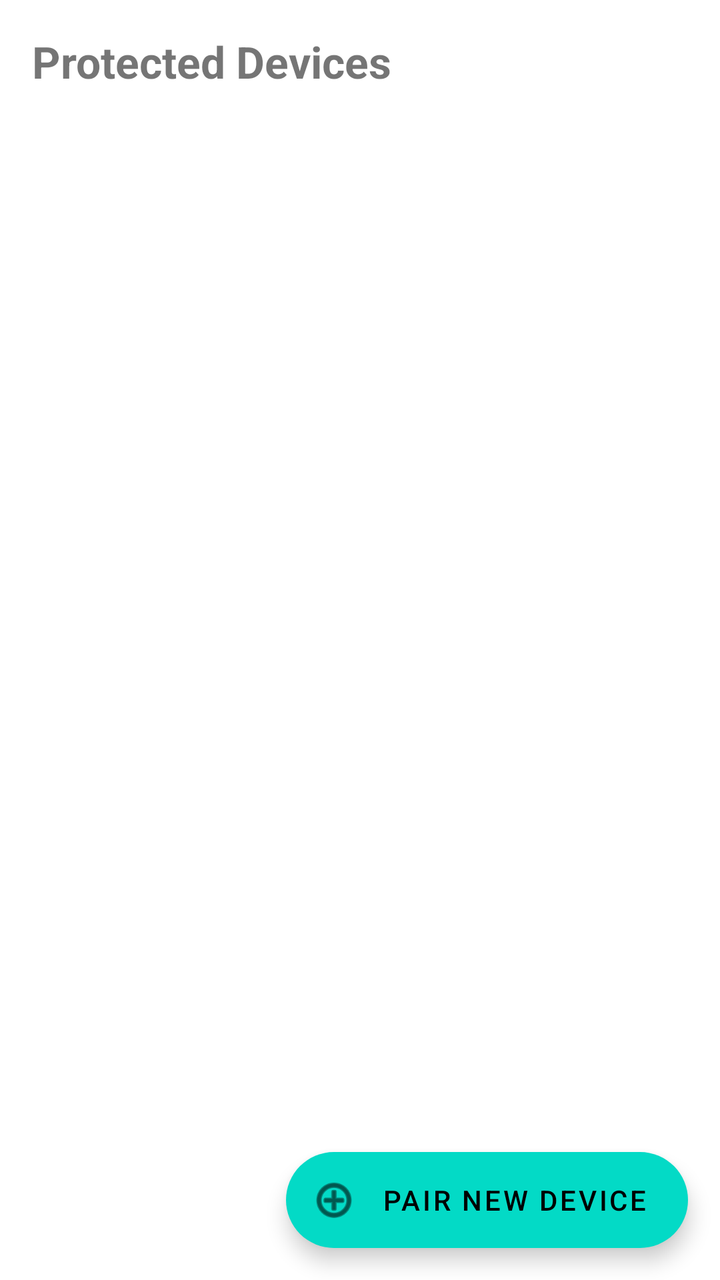
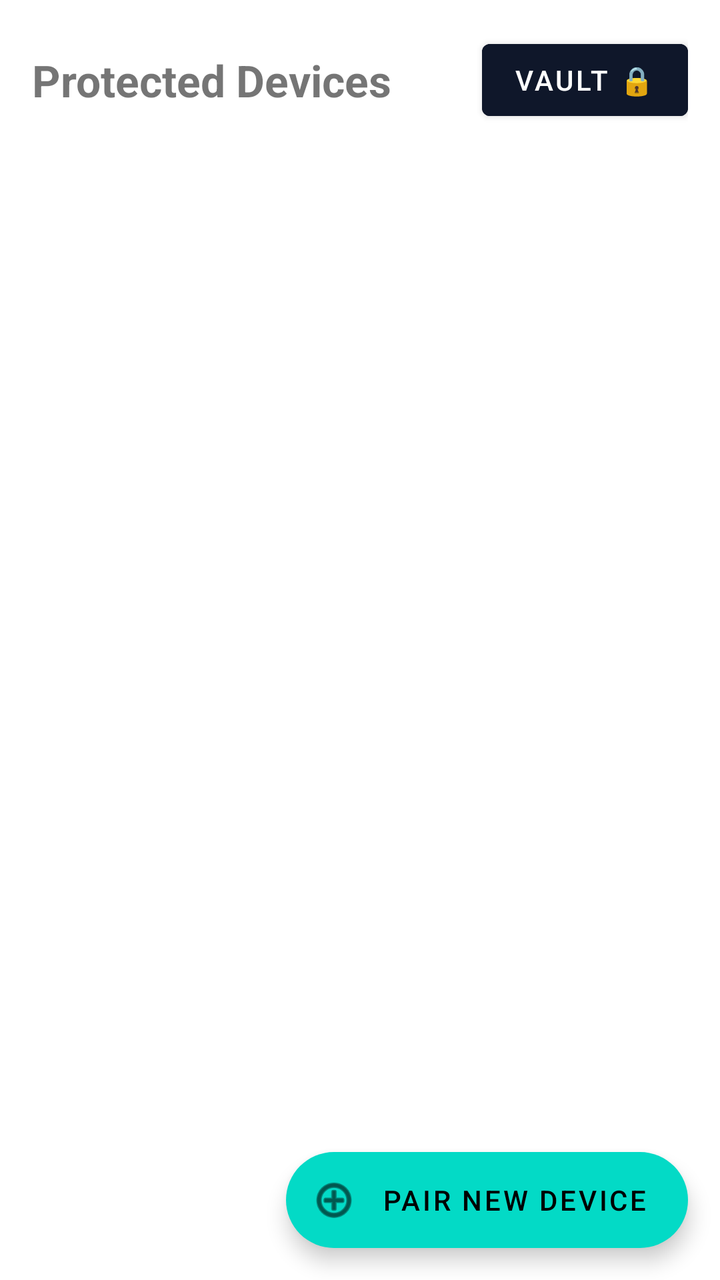

Two renders of the same Android screen: before a commit and after it. Below are the layout's source before the change and the commit's diff.
<!-- AndroidManifest.xml: application theme Theme.Admin -->
<!-- res/layout/activity_dashboard.xml -->
<?xml version="1.0" encoding="utf-8"?>
<androidx.coordinatorlayout.widget.CoordinatorLayout xmlns:android="http://schemas.android.com/apk/res/android"
    xmlns:app="http://schemas.android.com/apk/res-auto"
    android:layout_width="match_parent"
    android:layout_height="match_parent">

    <LinearLayout
        android:layout_width="match_parent"
        android:layout_height="match_parent"
        android:orientation="vertical"
        android:padding="16dp">

        <TextView
            android:id="@+id/tvDashboardTitle"
            android:layout_width="wrap_content"
            android:layout_height="wrap_content"
            android:text="@string/dashboard_title"
            android:textSize="22sp"
            android:textStyle="bold" />

        <androidx.recyclerview.widget.RecyclerView
            android:id="@+id/rvDevices"
            android:layout_width="match_parent"
            android:layout_height="0dp"
            android:layout_marginTop="12dp"
            android:layout_weight="1" />

    </LinearLayout>

    <com.google.android.material.floatingactionbutton.ExtendedFloatingActionButton
        android:id="@+id/fabPairDevice"
        android:layout_width="wrap_content"
        android:layout_height="wrap_content"
        android:layout_gravity="bottom|end"
        android:layout_margin="16dp"
        android:text="@string/action_pair_device"
        app:icon="@android:drawable/ic_menu_add" />

</androidx.coordinatorlayout.widget.CoordinatorLayout>
<!-- resources referenced by this layout -->
<resources>
  <string name="action_pair_device">Pair New Device</string>
  <string name="dashboard_title">Protected Devices</string>
  <style name="Theme.Admin" parent="Theme.MaterialComponents.DayNight.DarkActionBar">
          <item name="colorPrimary">#0D47A1</item>
          <item name="colorPrimaryVariant">#002171</item>
          <item name="colorOnPrimary">#FFFFFF</item>
      </style>
</resources>

<!-- the commit's change to res/layout/activity_dashboard.xml (unified diff, before → after) -->
@@ -10,13 +10,29 @@
         android:orientation="vertical"
         android:padding="16dp">
 
-        <TextView
-            android:id="@+id/tvDashboardTitle"
-            android:layout_width="wrap_content"
+        <LinearLayout
+            android:layout_width="match_parent"
             android:layout_height="wrap_content"
-            android:text="@string/dashboard_title"
-            android:textSize="22sp"
-            android:textStyle="bold" />
+            android:orientation="horizontal"
+            android:gravity="center_vertical">
+
+            <TextView
+                android:id="@+id/tvDashboardTitle"
+                android:layout_width="0dp"
+                android:layout_height="wrap_content"
+                android:layout_weight="1"
+                android:text="@string/dashboard_title"
+                android:textSize="22sp"
+                android:textStyle="bold" />
+
+            <Button
+                android:id="@+id/btnOpenVault"
+                android:layout_width="wrap_content"
+                android:layout_height="wrap_content"
+                android:text="Vault 🔒"
+                android:backgroundTint="#0F172A"
+                android:textColor="#FFFFFF" />
+        </LinearLayout>
 
         <androidx.recyclerview.widget.RecyclerView
             android:id="@+id/rvDevices"
